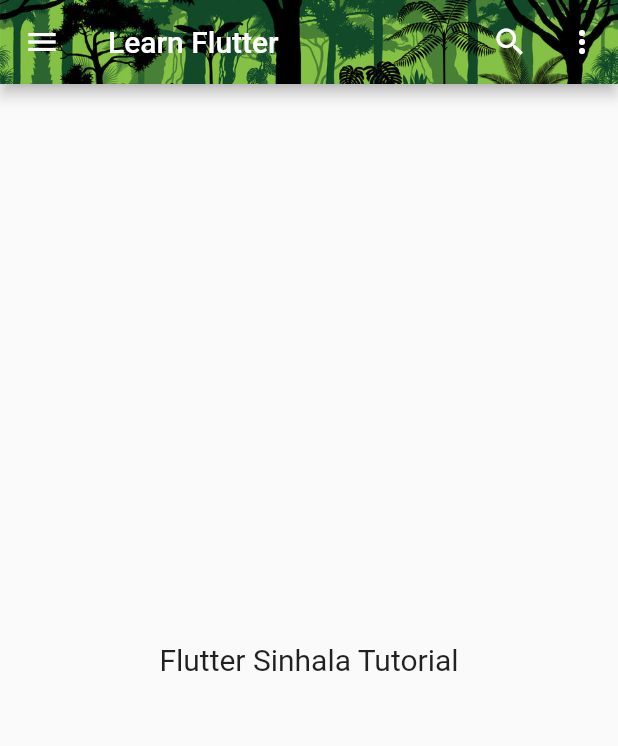
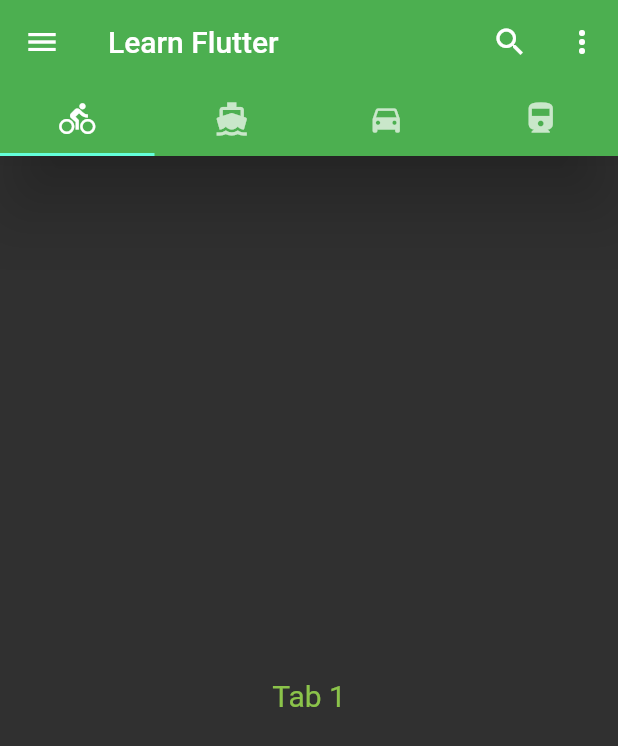
Before and after one commit to TharindaNimnajith/flutter_tutorial, a Flutter app: the screen it shows after launch, on a phone screen of 412 x 824 dp. Shown: the top 746 px of the screen. Run offline on Flutter 3.47's test engine with Material 2 defaults, Android fonts, the phone set to English and light mode, and no system bars; our stand-ins replace device_preview.

```diff
--- a/lib/main.dart
+++ b/lib/main.dart
@@ -1,4 +1,5 @@
 import 'package:device_preview/device_preview.dart';
+import 'package:flutter/cupertino.dart';
 import 'package:flutter/foundation.dart';
 import 'package:flutter/material.dart';
 
@@ -15,7 +16,9 @@ class AppTest extends StatelessWidget {
   @override
   Widget build(BuildContext context) {
     return MaterialApp(
-      home: Text('Hello World!'),
+      home: Text(
+        'Hello World!',
+      ),
     );
   }
 }
@@ -28,7 +31,10 @@ class App extends StatelessWidget {
       builder: DevicePreview.appBuilder,
       debugShowCheckedModeBanner: false,
       title: 'Flutter in Sinhala',
-      theme: ThemeData(primarySwatch: Colors.blue),
+      theme: ThemeData(
+        primarySwatch: Colors.green,
+        brightness: Brightness.dark,
+      ),
       home: Home(),
     );
   }
@@ -38,35 +44,130 @@ class Home extends StatelessWidget {
   @override
   Widget build(BuildContext context) {
     return SafeArea(
+      child: DefaultTabController(
+        length: 4,
         child: Scaffold(
           appBar: AppBar(
-          title: Text('Learn Flutter'),
+            title: Text(
+              'Learn Flutter',
+            ),
+            elevation: 20.0,
+            backgroundColor: Colors.green,
+            // flexibleSpace: Image.asset(
+            //   'assets/appbar.jpg',
+            //   fit: BoxFit.cover,
+            // ),
             leading: IconButton(
-            icon: Icon(Icons.menu),
+              icon: Icon(
+                Icons.menu,
+              ),
               onPressed: () => {},
             ),
             actions: <Widget>[
               IconButton(
-              icon: Icon(Icons.search),
+                icon: Icon(
+                  Icons.search,
+                ),
                 onPressed: () => {},
               ),
               IconButton(
-              icon: Icon(Icons.more_vert),
+                icon: Icon(
+                  Icons.more_vert,
+                ),
                 onPressed: () => {},
               ),
             ],
-          flexibleSpace: Image.asset(
-            'assets/appbar.jpg',
-            fit: BoxFit.cover,
+            bottom: TabBar(
+              tabs: [
+                Tab(
+                  icon: Icon(
+                    Icons.directions_bike,
                   ),
                 ),
-        body: Center(
-          child: Text(
-            'Flutter Sinhala Tutorial',
-            style: TextStyle(fontSize: 20.0),
+                Tab(
+                  icon: Icon(
+                    Icons.directions_boat,
+                  ),
+                ),
+                Tab(
+                  icon: Icon(
+                    Icons.directions_car,
+                  ),
+                ),
+                Tab(
+                  icon: Icon(
+                    Icons.directions_railway,
+                  ),
+                ),
+              ],
+            ),
+          ),
+          body: TabBarView(
+            children: [
+              tab1(),
+              tab2(),
+              tab3(),
+              tab4(),
+            ],
           ),
         ),
       ),
     );
   }
 }
+
+Widget tab1() {
+  return Container(
+    child: Center(
+      child: Text(
+        'Tab 1',
+        style: TextStyle(
+          fontSize: 20.0,
+          color: Colors.lightGreen,
+        ),
+      ),
+    ),
+  );
+}
+
+Widget tab2() {
+  return Container(
+    child: Center(
+      child: Text(
+        'Tab 2',
+        style: TextStyle(
+          fontSize: 20.0,
+          color: Colors.lightGreen,
+        ),
+      ),
+    ),
+  );
+}
+
+Widget tab3() {
+  return Container(
+    child: Center(
+      child: Text(
+        'Tab 3',
+        style: TextStyle(
+          fontSize: 20.0,
+          color: Colors.lightGreen,
+        ),
+      ),
+    ),
+  );
+}
+
+Widget tab4() {
+  return Container(
+    child: Center(
+      child: Text(
+        'Tab 4',
+        style: TextStyle(
+          fontSize: 20.0,
+          color: Colors.lightGreen,
+        ),
+      ),
+    ),
+  );
+}
```
Lines whose indentation alone changed are shown as unchanged.
